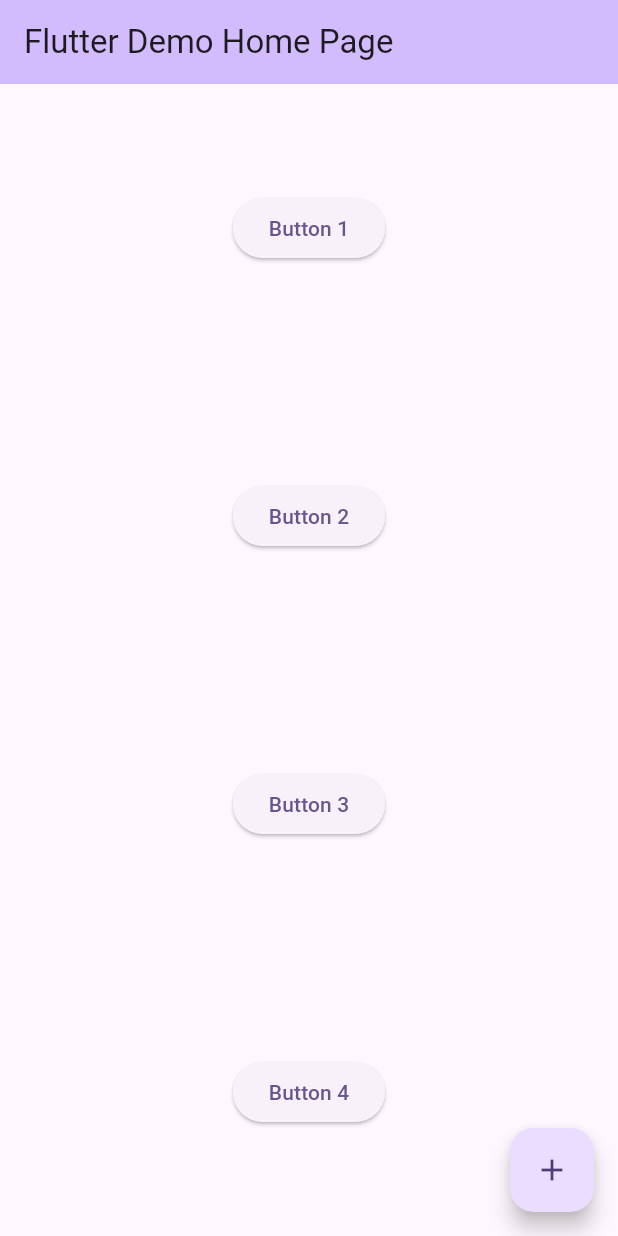
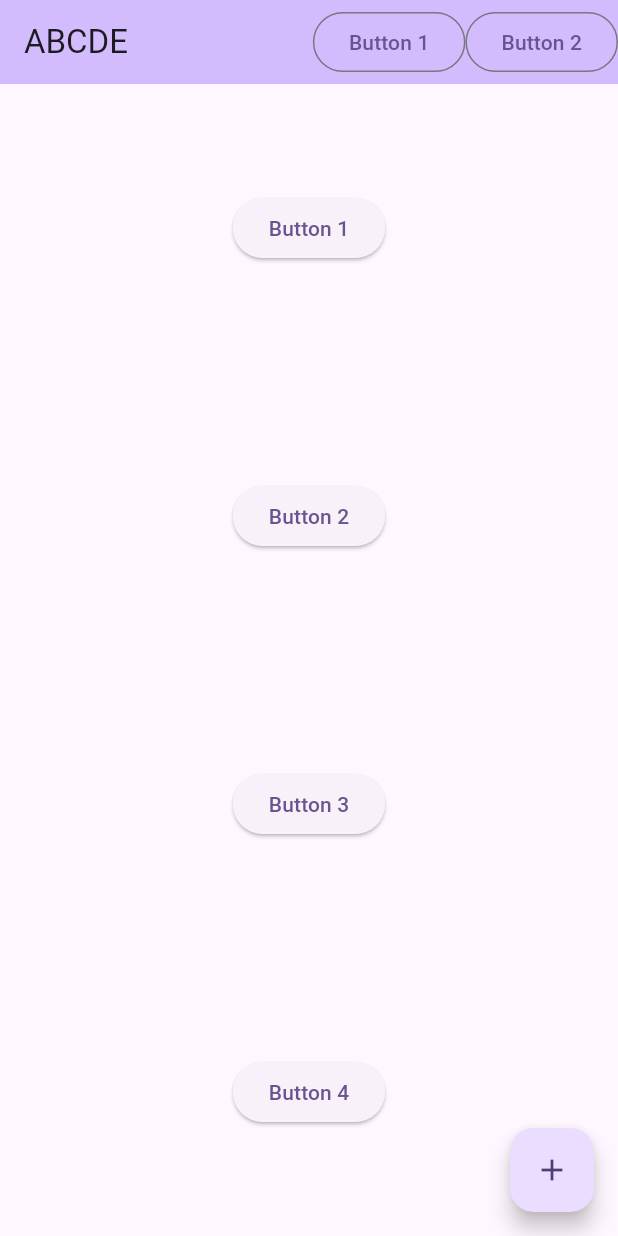
Before and after one commit to lina694/my_CST2335_labs, a Flutter app: the screen it shows after launch, on a phone screen of 412 x 824 dp. Run offline on Flutter 3.47's test engine with Material 3 defaults, Android fonts, the phone set to English and light mode, and no system bars.

Commit message:
added button into the Appbar

```diff
--- a/lib/main.dart
+++ b/lib/main.dart
@@ -56,7 +56,11 @@ class _MyHomePageState extends State<MyHomePage> {
 
         backgroundColor: Theme.of(context).colorScheme.inversePrimary,
 
-        title: Text(widget.title),
+          title: Text("ABCDE"),
+          actions: [
+            OutlinedButton(onPressed: () { }, child:Text("Button 1")),
+            OutlinedButton(onPressed: (){ }, child: Text("Button 2"))]
+
       ),
       body: Center(
 
```
